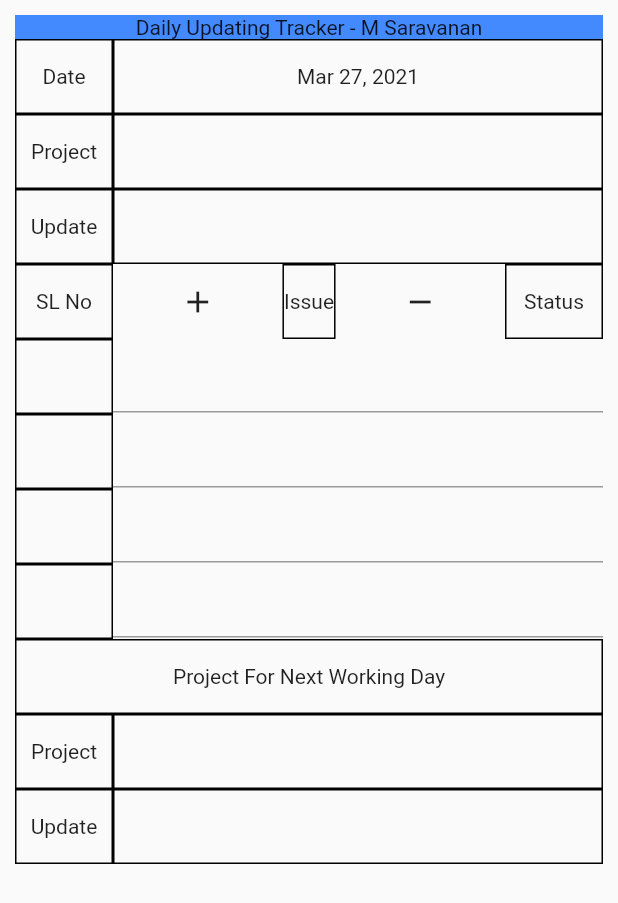
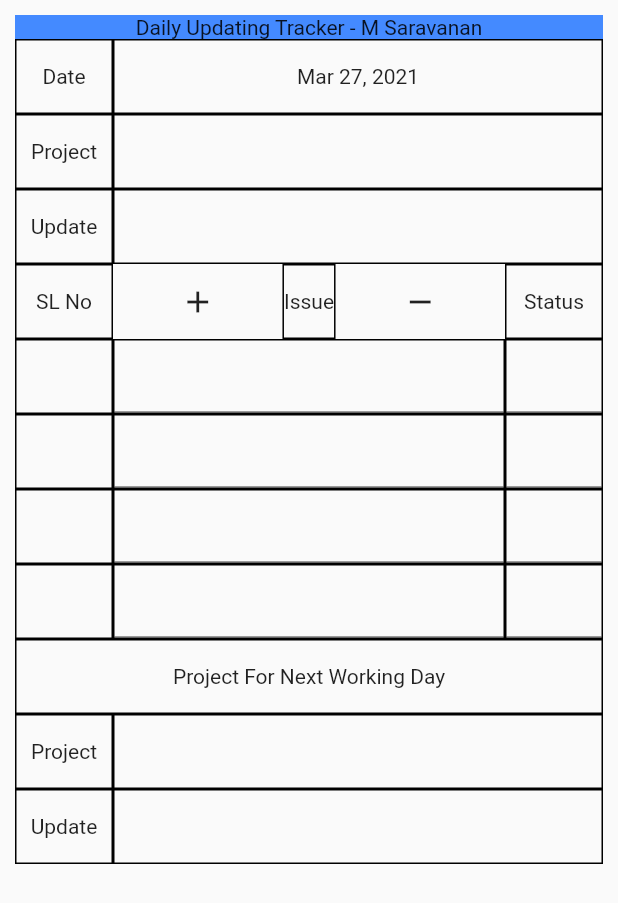
Before and after one commit to msavanan/dailyTracker, a Flutter app: the screen it shows after launch, on a phone screen of 412 x 824 dp. Shown: the top 903 px of the screen. Run offline on Flutter 3.47's test engine with Material 2 defaults, Android fonts, the phone set to English and light mode, and no system bars; missing offline and left inert: excel.

Commit message:
Update the table to act as cell when clicked

```diff
--- a/lib/editable_cell.dart
+++ b/lib/editable_cell.dart
@@ -7,7 +7,9 @@ class EditableCell extends StatelessWidget {
   @override
   Widget build(BuildContext context) {
     return editable
-        ? TextField()
+        ? Container(
+            decoration: BoxDecoration(border: Border.all(color: Colors.black)),
+            child: TextField())
         : Cell(
             txt: '',
           );
--- a/lib/main.dart
+++ b/lib/main.dart
@@ -104,7 +104,6 @@ class _TrackerSheetState extends State<TrackerSheet> {
 
   @override
   Widget build(BuildContext context) {
-    //bool swipeMode = Provider.of<GestureState>(context).swipeRight;
     return Consumer<GestureState>(
       builder: (context, gestureState, child) => GestureDetector(
         onPanUpdate: (panValue) {
@@ -120,8 +119,10 @@ class _TrackerSheetState extends State<TrackerSheet> {
         child: Stack(
           children: [
             Scaffold(
+              //resizeToAvoidBottomInset: false, //new line
               //appBar: AppBar(),
-              body: SafeArea(
+              body: SingleChildScrollView(
+                child: SafeArea(
                   child: Padding(
                     padding: EdgeInsets.all(10),
                     child: Column(
@@ -242,9 +243,15 @@ class _TrackerSheetState extends State<TrackerSheet> {
                             ),
                             Expanded(
                               flex: 5,
-                            child: Cell(
-                              txt: '',
-                            ),
+                              child: GestureDetector(
+                                  onTap: () {
+                                    setState(() {
+                                      update = true;
+                                    });
+                                  },
+                                  child: EditableCell(
+                                    editable: update,
+                                  )), //Cell(txt: '', ),
                             )
                           ],
                         ),
@@ -257,13 +264,20 @@ class _TrackerSheetState extends State<TrackerSheet> {
                             ),
                             Expanded(
                               flex: 5,
-                            child: Cell(
-                              txt: '',
-                            ),
-                          )
+                              child: GestureDetector(
+                                  onTap: () {
+                                    setState(() {
+                                      update = true;
+                                    });
+                                  },
+                                  child: EditableCell(
+                                    editable: update,
+                                  )),
+                            ), //Cell(txt: '', ),
                           ],
                         ),
                       ],
+                    ),
                   ),
                 ),
               ),
--- a/lib/row_cell.dart
+++ b/lib/row_cell.dart
@@ -13,11 +13,16 @@ class RowCell extends StatelessWidget {
         ),
         Expanded(
           flex: 4,
-          child: TextField(),
+          child: Container(
+              decoration:
+                  BoxDecoration(border: Border.all(color: Colors.black)),
+              child: TextField()),
         ),
         Expanded(
-          child: TextField(),
-        )
+            child: Container(
+                decoration:
+                    BoxDecoration(border: Border.all(color: Colors.black)),
+                child: TextField()))
       ],
     );
   }
```
Lines whose indentation alone changed are shown as unchanged.
